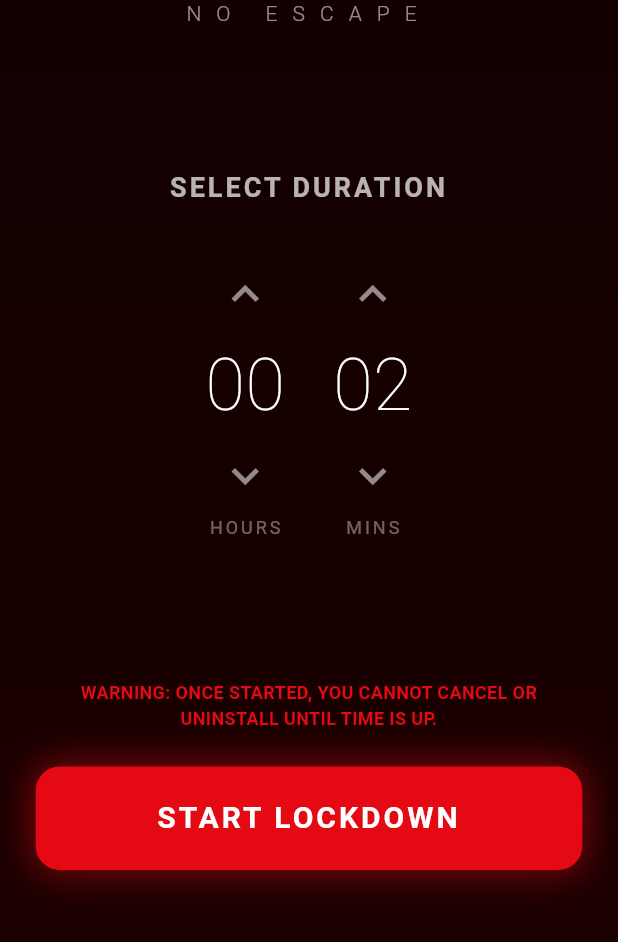
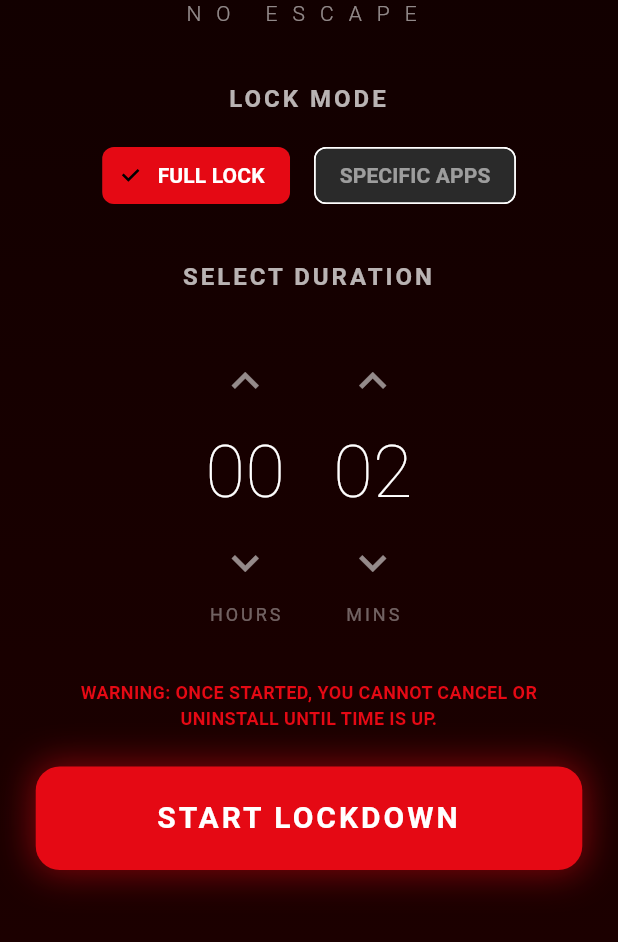
Before and after one commit to zaltra000/ironlock, a Flutter app: the screen it shows after launch, on a phone screen of 412 x 824 dp, the part 294-1236 px from its top. Run offline on Flutter 3.47's test engine with Material 3 defaults, Android fonts, the phone set to English and light mode, and no system bars; missing offline and left inert: installed_apps.

Commit message:
Version 2.0: Dual lock modes, UI overhaul, touch-through fix, instant blocking.

```diff
--- a/lib/screens/setup_screen.dart
+++ b/lib/screens/setup_screen.dart
@@ -1,6 +1,7 @@
 import 'package:flutter/material.dart';
 import 'package:flutter/services.dart';
 import 'active_session_screen.dart';
+import 'app_selection_sheet.dart';
 
 class SetupScreen extends StatefulWidget {
   const SetupScreen({super.key});
@@ -14,6 +15,8 @@ class _SetupScreenState extends State<SetupScreen>
   int _selectedHours = 0;
   int _selectedMinutes = 2; // Default 2 minutes for testing
   bool _isRequestingPermission = false;
+  bool _isFullLockMode = true;
+  List<String> _selectedApps = [];
   late AnimationController _pulseController;
   late Animation<double> _pulseAnimation;
 
@@ -89,13 +92,20 @@ class _SetupScreenState extends State<SetupScreen>
       return;
     }
 
+    if (!_isFullLockMode && _selectedApps.isEmpty) {
+      ScaffoldMessenger.of(context).showSnackBar(
+        const SnackBar(
+          content: Text('Please select at least one app to lock!'),
+        ),
+      );
+      return;
+    }
+
     try {
-      // Pass an empty whitelist array for now, or add basics like calculator
-      List<String> whitelist = ['com.android.calculator2'];
-
       await platform.invokeMethod('startSession', {
         'durationMillis': totalMillis,
-        'whitelistedApps': whitelist,
+        'isFullLockMode': _isFullLockMode,
+        'selectedApps': _selectedApps,
       });
 
       if (mounted) {
@@ -158,10 +168,23 @@ class _SetupScreenState extends State<SetupScreen>
                 ),
                 const Spacer(),
                 const Text(
+                  'LOCK MODE',
+                  textAlign: TextAlign.center,
+                  style: TextStyle(
+                    fontSize: 16,
+                    fontWeight: FontWeight.bold,
+                    letterSpacing: 2,
+                    color: Colors.white70,
+                  ),
+                ),
+                const SizedBox(height: 16),
+                _buildModeSelector(),
+                const SizedBox(height: 32),
+                const Text(
                   'SELECT DURATION',
                   textAlign: TextAlign.center,
                   style: TextStyle(
-                    fontSize: 18,
+                    fontSize: 16,
                     fontWeight: FontWeight.bold,
                     letterSpacing: 2,
                     color: Colors.white70,
@@ -248,6 +271,73 @@ class _SetupScreenState extends State<SetupScreen>
     );
   }
 
+  Widget _buildModeSelector() {
+    return Column(
+      children: [
+        Row(
+          mainAxisAlignment: MainAxisAlignment.center,
+          children: [
+            ChoiceChip(
+              label: const Text('FULL LOCK'),
+              selected: _isFullLockMode,
+              selectedColor: const Color(0xFFE50914),
+              backgroundColor: Colors.white10,
+              labelStyle: TextStyle(
+                color: _isFullLockMode ? Colors.white : Colors.white54,
+                fontWeight: FontWeight.bold,
+              ),
+              onSelected: (val) => setState(() => _isFullLockMode = true),
+            ),
+            const SizedBox(width: 16),
+            ChoiceChip(
+              label: const Text('SPECIFIC APPS'),
+              selected: !_isFullLockMode,
+              selectedColor: const Color(0xFFE50914),
+              backgroundColor: Colors.white10,
+              labelStyle: TextStyle(
+                color: !_isFullLockMode ? Colors.white : Colors.white54,
+                fontWeight: FontWeight.bold,
+              ),
+              onSelected: (val) => setState(() => _isFullLockMode = false),
+            ),
+          ],
+        ),
+        if (!_isFullLockMode) ...[
+          const SizedBox(height: 16),
+          OutlinedButton.icon(
+            onPressed: () async {
+              final result = await showModalBottomSheet<List<String>>(
+                context: context,
+                isScrollControlled: true,
+                backgroundColor: Colors.transparent,
+                builder: (context) => Padding(
+                  padding: EdgeInsets.only(
+                    top: MediaQuery.of(context).padding.top + 40,
+                  ),
+                  child: AppSelectionSheet(initialSelectedApps: _selectedApps),
+                ),
+              );
+              if (result != null) {
+                setState(() => _selectedApps = result);
+              }
+            },
+            icon: const Icon(Icons.apps, color: Colors.white),
+            label: Text(
+              _selectedApps.isEmpty
+                  ? 'Select Apps to Lock'
+                  : '${_selectedApps.length} Apps Selected',
+              style: const TextStyle(color: Colors.white),
+            ),
+            style: OutlinedButton.styleFrom(
+              side: const BorderSide(color: Color(0xFFE50914)),
+              padding: const EdgeInsets.symmetric(horizontal: 24, vertical: 12),
+            ),
+          ),
+        ],
+      ],
+    );
+  }
+
   Widget _buildTimeSelector({
     required String label,
     required int value,
```
Also changed, not shown: lib/screens/app_selection_sheet.dart (added, +194 -0 lines), pubspec.yaml (+8 -0 lines), assets/icon/app_icon.png (added), pubspec.lock, 34 other files.
